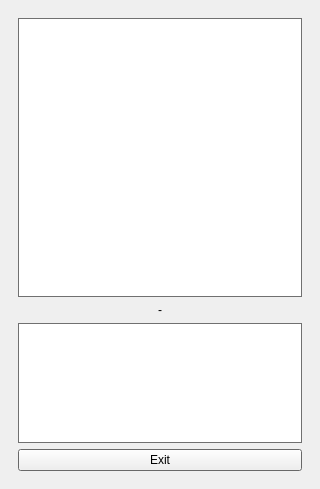
Old version of the form mainwindow.ui in the repository takyonxxx/HeartBeatOpenCv.
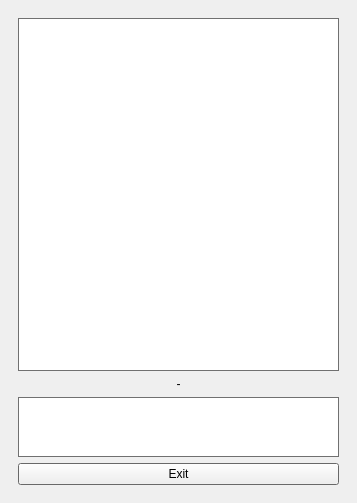
New version of the form.

Patch:
```diff
--- a/mainwindow.ui
+++ b/mainwindow.ui
@@ -6,8 +6,8 @@
    <rect>
     <x>0</x>
     <y>0</y>
-    <width>320</width>
-    <height>489</height>
+    <width>357</width>
+    <height>503</height>
    </rect>
   </property>
   <property name="windowTitle">
@@ -119,7 +119,7 @@
             <property name="maximumSize">
              <size>
               <width>16777215</width>
-              <height>120</height>
+              <height>60</height>
              </size>
             </property>
            </widget>
```
